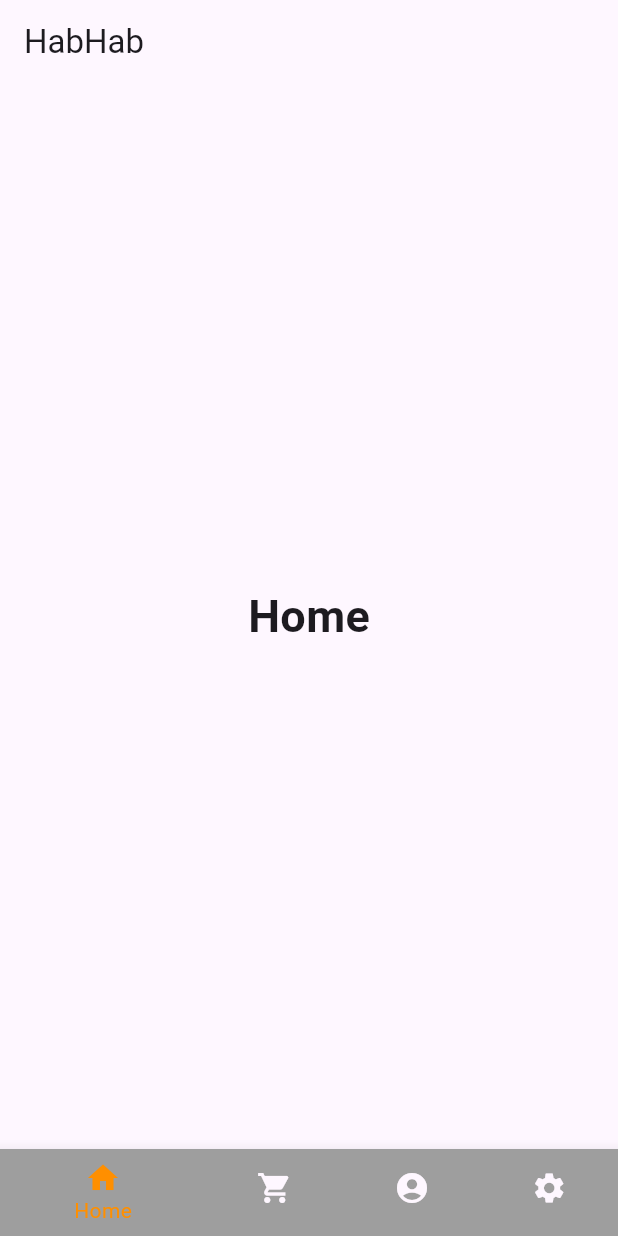
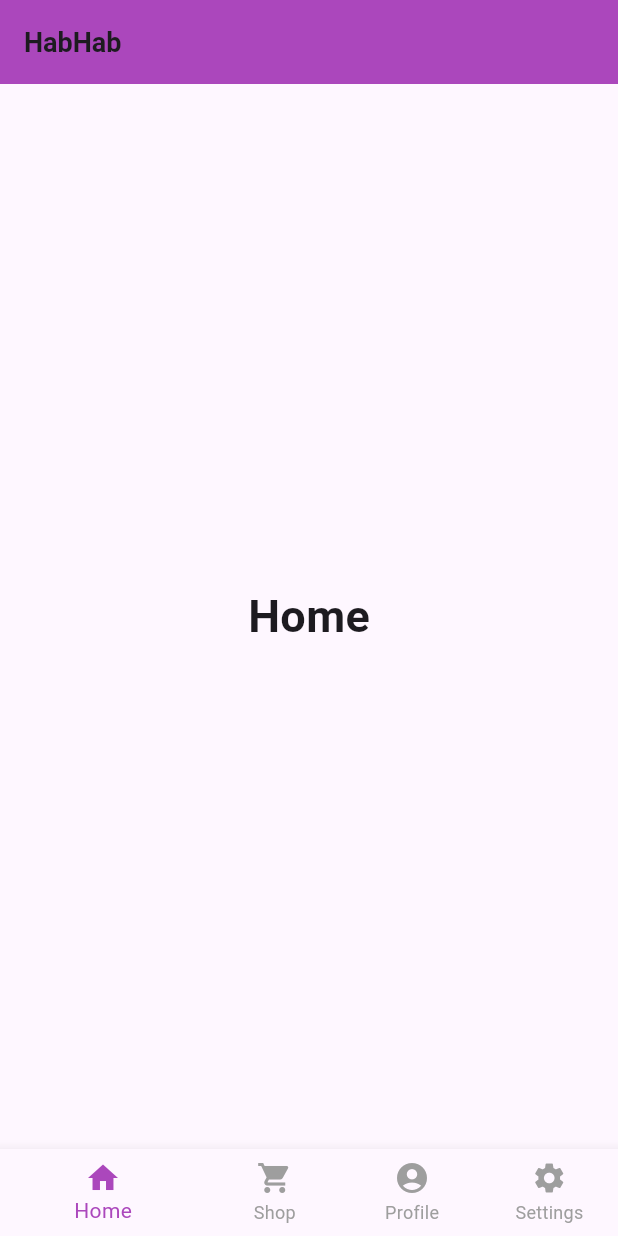
Before and after one commit to janow25/habhab, a Flutter app: the screen it shows after launch, on a phone screen of 412 x 824 dp. Run offline on Flutter 3.47's test engine with Material 3 defaults, Android fonts, the phone set to English and light mode, and no system bars.

Commit message:
improved look of Bottom Navbar and added AppBar

```diff
--- a/lib/main.dart
+++ b/lib/main.dart
@@ -11,6 +11,7 @@
   Widget build(BuildContext context) {
     return const MaterialApp(
       home: BottomNavigationBarExample(),
+      debugShowCheckedModeBanner: false,
     );
   }
 }
@@ -57,7 +58,13 @@
   Widget build(BuildContext context) {
     return Scaffold(
       appBar: AppBar(
-        title: const Text('HabHab'),
+        title: const Text('HabHab',
+          style: TextStyle(
+            fontWeight: FontWeight.bold,
+            fontSize: 18,
+          ),
+        ),
+        backgroundColor: Colors.purple[400],
       ),
       body: Center(
         child: _widgetOptions.elementAt(_selectedIndex),
@@ -67,26 +74,24 @@
           BottomNavigationBarItem(
             icon: Icon(Icons.home),
             label: 'Home',
-            backgroundColor: Colors.grey,
           ),
           BottomNavigationBarItem(
             icon: Icon(Icons.shopping_cart),
             label: 'Shop',
-            backgroundColor: Colors.grey,
           ),
           BottomNavigationBarItem(
             icon: Icon(Icons.account_circle),
             label: 'Profile',
-            backgroundColor: Colors.grey,
           ),
           BottomNavigationBarItem(
             icon: Icon(Icons.settings),
             label: 'Settings',
-            backgroundColor: Colors.grey,
           ),
         ],
         currentIndex: _selectedIndex,
-        selectedItemColor: Colors.amber[800],
+        selectedItemColor: Colors.purple[400],
+        unselectedItemColor: Colors.grey,
+        showUnselectedLabels: true,
         onTap: _onItemTapped,
       ),
     );
```
